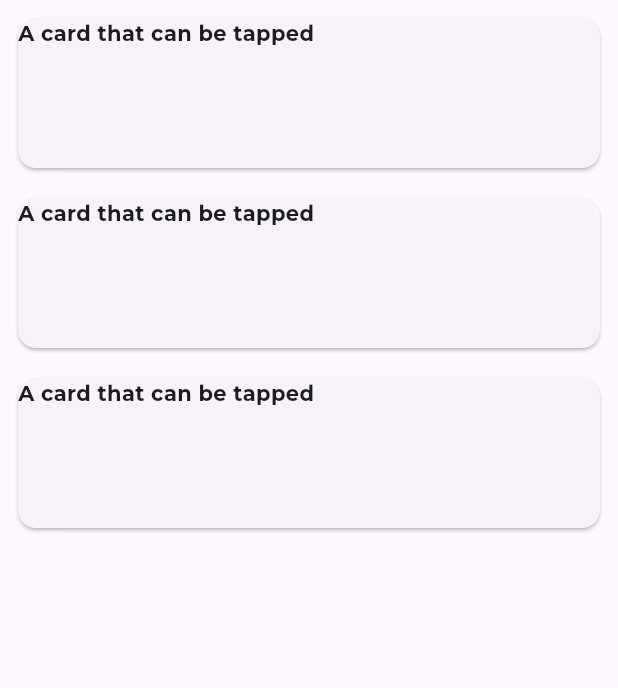
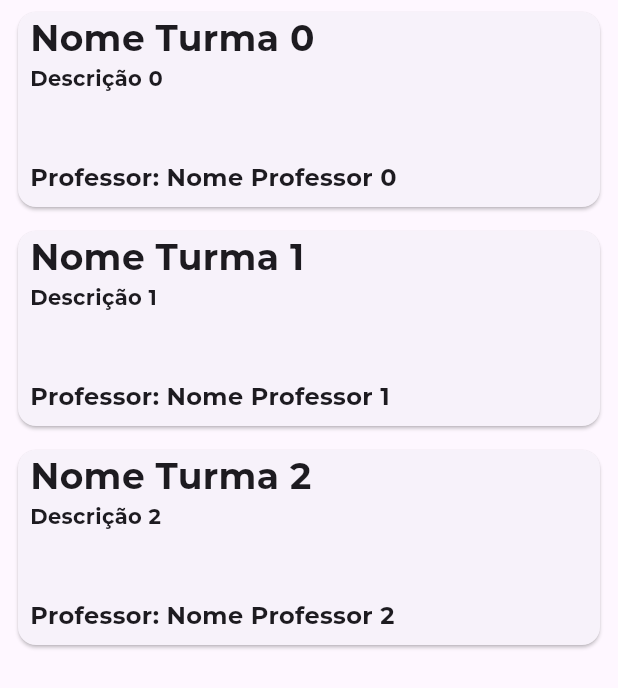
Before and after one commit to riquelmehmota/TCC-FlashComm, a Flutter app: the TurmaPage widget shown alone on an empty page, opened directly, on a phone screen of 412 x 824 dp. Shown: the top 688 px of the screen. Run offline on Flutter 3.47's test engine with Material 3 defaults, Android fonts, the phone set to English and light mode, and no system bars; network calls fail.

```diff
--- a/TCC/tcc/lib/pages/TurmaPage.dart
+++ b/TCC/tcc/lib/pages/TurmaPage.dart
@@ -5,10 +5,13 @@ class TurmaPage extends StatelessWidget {
 
   @override
   Widget build(BuildContext context) {
-    return Container(
-      child: ListView.builder(itemCount: 3, itemBuilder: (context, index) {
+    return
+    Container(
+      child: ListView.builder(
+          itemCount: 3,
+          itemBuilder: (context, index) {
             return Padding(
-            padding: EdgeInsets.fromLTRB(8, 8, 8, 4),
+                padding: EdgeInsets.fromLTRB(8, 4, 8, 4),
                 child: Card(
                   clipBehavior: Clip.hardEdge,
                   child: InkWell(
@@ -16,12 +19,49 @@ class TurmaPage extends StatelessWidget {
                     onTap: () {},
                     child: SizedBox(
                         width: double.infinity,
-                  height: 100,
-                  child: Text('A card that can be tapped'),
+                        height: 130,
+                        child: Column(
+                          crossAxisAlignment: CrossAxisAlignment.start,
+                          children: [
+                            Container(
+                                child: Column(
+                                  crossAxisAlignment: CrossAxisAlignment.start,
+
+                              children: [
+                                Padding(
+                                  padding: const EdgeInsets.fromLTRB(8, 0, 8, 0),
+                                  child: Text(
+                                    'Nome Turma $index',
+                                    style: TextStyle(fontSize: 24),
                                   ),
                                 ),
+                                Padding(
+                                  padding: const EdgeInsets.fromLTRB(8, 0, 8, 0),
+                                  child: Text(
+                                    'Descrição $index',
+                                    style: TextStyle(fontSize: 14),
+                                  ),
+                                ),
+                              ],
+                            )),
+                            Expanded(
+                              child: Padding(
+                                padding: const EdgeInsets.all(8.0),
+                                child: Align(
+
+                                  alignment: Alignment.bottomLeft,
+                                  child: Text(
+
+                                    'Professor: Nome Professor $index',
+                                    style: TextStyle(fontSize: 16),
+                                  ),
+                                ),
+                              ),
+                            ),
+                          ],
+                        )),
+                  ),
                 ));
-
           }),
     );
   }
```
Also changed, not shown: TCC/tcc/lib/static/HomePage.dart (+52 -4 lines), 1 other file. Lines whose indentation alone changed are shown as unchanged.
